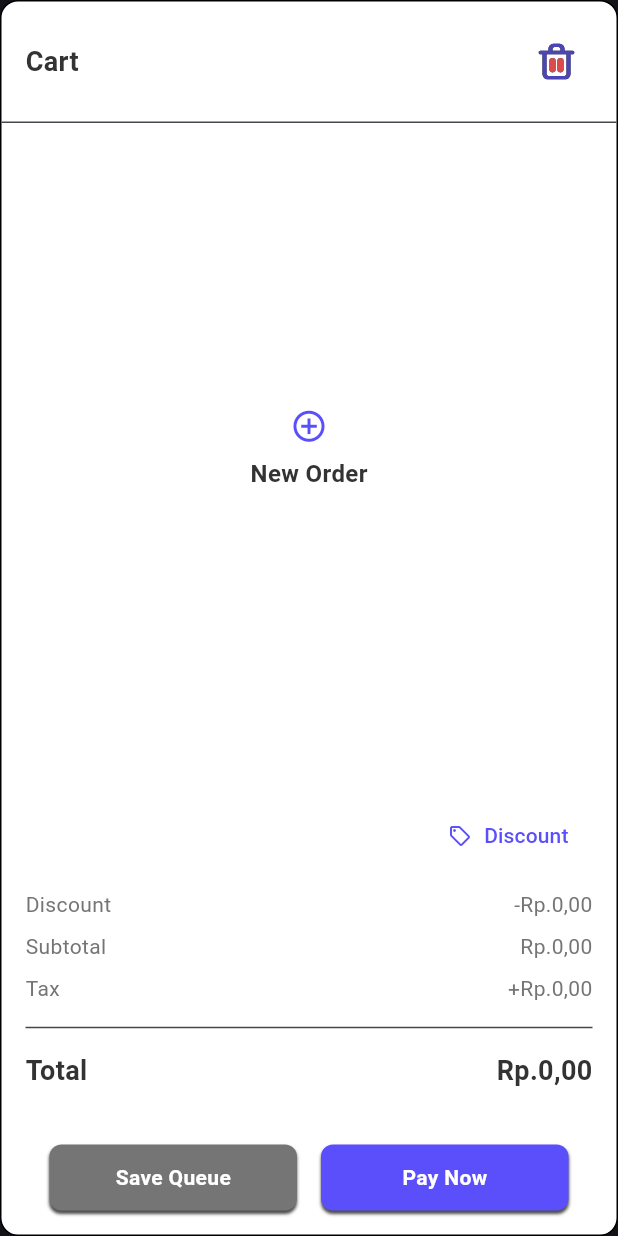
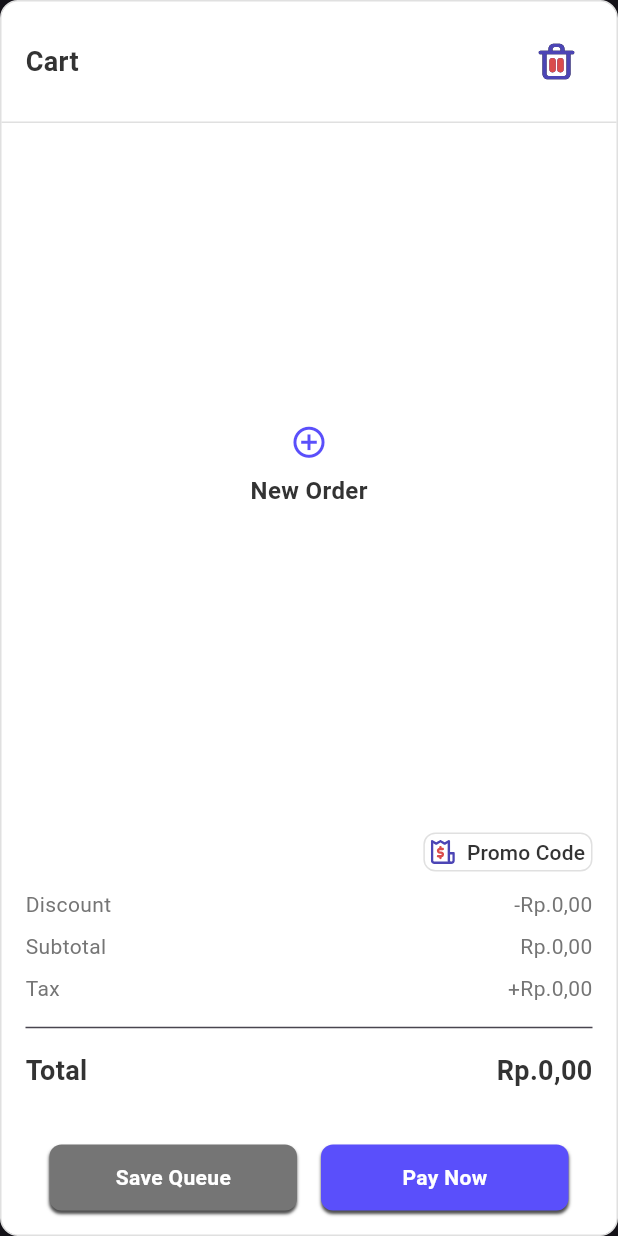
Before and after one commit to cjnsj/proyek_horeka_post_plus, a Flutter app: the CartPanel widget shown alone on an empty page, opened directly, on a phone screen of 412 x 824 dp. Run offline on Flutter 3.47's test engine with Material 3 defaults, Android fonts, the phone set to English and light mode, and no system bars; our stand-ins replace bloc, equatable, flutter_bloc, flutter_svg.

Commit message:
Perbaikan UI Dashboard PART 4

```diff
--- a/lib/features/dashboard/views/widgets/cart_panel.dart
+++ b/lib/features/dashboard/views/widgets/cart_panel.dart
@@ -3,6 +3,7 @@
 
 import 'package:flutter/material.dart';
 import 'package:flutter_svg/flutter_svg.dart'; // <--- IMPORT BARU
+
 import 'package:horeka_post_plus/features/dashboard/views/dashboard_page.dart';
 
 class CartPanel extends StatelessWidget {
@@ -14,7 +15,8 @@ class CartPanel extends StatelessWidget {
       decoration: BoxDecoration(
         color: kWhiteColor,
         borderRadius: BorderRadius.circular(12),
-        border: Border.all(color: Colors.black, width: 1),
+        // Border abu-abu
+        border: Border.all(color: kBorderColor, width: 1),
       ),
       child: Column(
         children: [
@@ -42,7 +44,8 @@ class CartPanel extends StatelessWidget {
               ],
             ),
           ),
-          const Divider(height: 1),
+          // Garis Divider abu-abu
+          const Divider(height: 1, color: kBorderColor),
 
           // Konten Keranjang (Kosong)
           Expanded(
@@ -50,7 +53,6 @@ class CartPanel extends StatelessWidget {
               child: Column(
                 mainAxisAlignment: MainAxisAlignment.center,
                 children: [
-                  // Anda bisa ganti ini ke SVG jika punya
                   Icon(Icons.add_circle_outline,
                       color: kBrandColor, size: 25),
                   const SizedBox(height: 8),
@@ -71,17 +73,32 @@ class CartPanel extends StatelessWidget {
             padding: const EdgeInsets.all(16.0),
             child: Column(
               children: [
-                // Discount Button
+                // Discount/Promo Code Button
                 Align(
                   alignment: Alignment.centerRight,
-                  child: TextButton.icon(
-                    onPressed: () {},
-                    // Anda bisa ganti ini ke SVG jika punya
-                    icon: const Icon(Icons.local_offer_outlined,
-                        color: kBrandColor, size: 16),
-                    label: const Text(
-                      "Discount",
-                      style: TextStyle(color: kBrandColor),
+                  child: Container(
+                    padding: const EdgeInsets.symmetric(horizontal: 4, vertical: 2), // Padding di sekitar TextButton
+                    decoration: BoxDecoration(
+                      color: kWhiteColor, // Latar belakang putih
+                      borderRadius: BorderRadius.circular(8), // Sudut membulat
+                      border: Border.all(color: kBorderColor, width: 1), // Outline abu-abu
+                    ),
+                    child: TextButton.icon(
+                      onPressed: () {},
+                      icon: SvgPicture.asset(
+                        'assets/icons/promocode.svg',
+                        width: 16,
+                        height: 16,
+                      ),
+                      label: const Text(
+                        "Promo Code", // Mengganti "Discount" menjadi "Promo Code"
+                        style: TextStyle(color: kDarkTextColor),
+                      ),
+                      style: TextButton.styleFrom(
+                        padding: EdgeInsets.zero, // Menghilangkan padding default TextButton
+                        minimumSize: Size.zero, // Mengurangi ukuran minimum
+                        tapTargetSize: MaterialTapTargetSize.shrinkWrap, // Membuat area tap sesuai konten
+                      ),
                     ),
                   ),
                 ),
@@ -97,7 +114,7 @@ class CartPanel extends StatelessWidget {
 
           // Tombol Bayar
           Padding(
-            // ⭐️ PERUBAHAN 1: Tambahkan padding horizontal DI LUAR
+            // Padding luar untuk merampingkan tombol
             padding: const EdgeInsets.symmetric(horizontal: 32.0, vertical: 16.0),
             child: Row(
               children: [
@@ -142,7 +159,6 @@ class CartPanel extends StatelessWidget {
             BoxShadow(
               color: Colors.black.withOpacity(0.7),
               blurRadius: 1,
-              // ⭐️ PERBAIKAN: Offset diubah ke 2 untuk efek 3D
               offset: const Offset(0, 2),
             )
           ];
@@ -152,7 +168,7 @@ class CartPanel extends StatelessWidget {
         onTap: () {},
         borderRadius: BorderRadius.circular(8),
         child: Container(
-          // ⭐️ PERUBAHAN 2: Hapus padding horizontal, kurangi padding vertikal
+          // Padding dalam untuk tinggi tombol
           padding: const EdgeInsets.symmetric(vertical: 12.0),
           decoration: BoxDecoration(
             color: backgroundColor,
```
Also changed, not shown: lib/features/dashboard/views/dashboard_page.dart (+11 -4 lines), lib/features/dashboard/views/widgets/main_content.dart (+7 -4 lines), lib/features/dashboard/views/widgets/side_nav_rail.dart (+15 -13 lines), assets/icons/promocode.svg (added).
